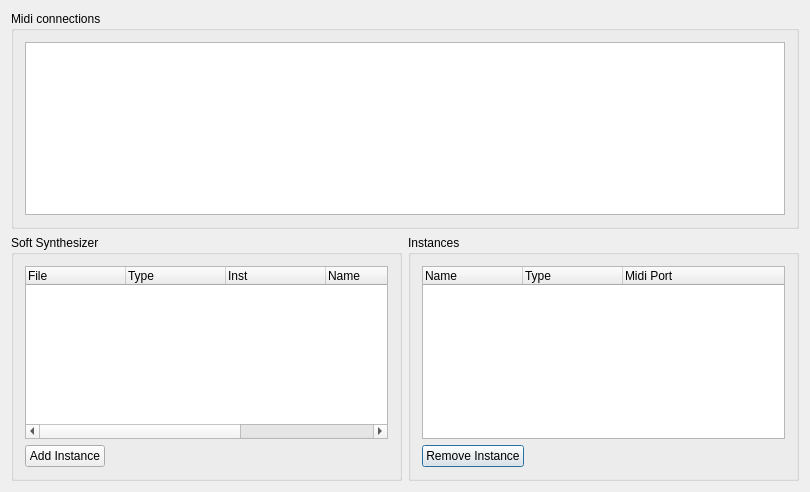
Above: muse2/muse/widgets/synthconfigbase.ui from emrum/muse before the change. Below: the same form after it.
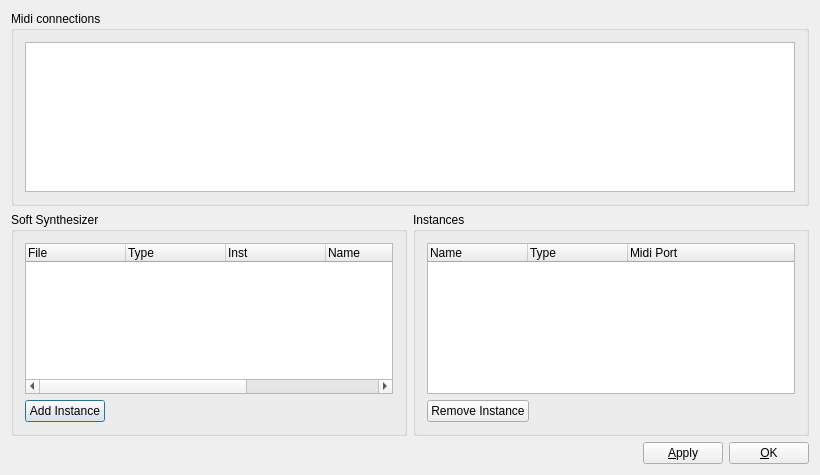
That is the form after the change.

Commit message: Improved: Midi initializations. New settings options, can be 'quiet'. Complete rewrite of initializations coding. Improved: Midi controller graphs: Control selector 'S' popup now stay-open, AND NOW with multi-coloured dots. Bonus! Pianoroll and drum edit 'Ctrl' buttons ALSO now popup this very same menu. Improved: 'Old' drum track 'drum controllers' display and operation: Fixed several problems.

The edit to the form file:
```diff
--- a/muse2/muse/widgets/synthconfigbase.ui
+++ b/muse2/muse/widgets/synthconfigbase.ui
@@ -6,72 +6,14 @@
    <rect>
     <x>0</x>
     <y>0</y>
-    <width>810</width>
-    <height>492</height>
+    <width>820</width>
+    <height>475</height>
    </rect>
   </property>
   <property name="windowTitle">
    <string>Midi Port and Soft Synth Configuration</string>
   </property>
-  <layout class="QGridLayout">
-   <item row="1" column="1">
-    <widget class="QGroupBox" name="GroupBox3">
-     <property name="title">
-      <string>Instances</string>
-     </property>
-     <layout class="QGridLayout">
-      <item row="0" column="0">
-       <widget class="QTreeWidget" name="instanceList">
-        <property name="allColumnsShowFocus">
-         <bool>true</bool>
-        </property>
-        <column>
-         <property name="text">
-          <string>Name</string>
-         </property>
-        </column>
-        <column>
-         <property name="text">
-          <string>Type</string>
-         </property>
-        </column>
-        <column>
-         <property name="text">
-          <string>Midi Port</string>
-         </property>
-        </column>
-       </widget>
-      </item>
-      <item row="1" column="0">
-       <layout class="QHBoxLayout">
-        <item>
-         <widget class="QPushButton" name="removeInstance">
-          <property name="text">
-           <string>Remove Instance</string>
-          </property>
-         </widget>
-        </item>
-        <item>
-         <spacer name="Spacer2">
-          <property name="orientation">
-           <enum>Qt::Horizontal</enum>
-          </property>
-          <property name="sizeType">
-           <enum>QSizePolicy::Expanding</enum>
-          </property>
-          <property name="sizeHint" stdset="0">
-           <size>
-            <width>113</width>
-            <height>20</height>
-           </size>
-          </property>
-         </spacer>
-        </item>
-       </layout>
-      </item>
-     </layout>
-    </widget>
-   </item>
+  <layout class="QGridLayout" name="gridLayout">
    <item row="0" column="0" colspan="2">
     <widget class="QGroupBox" name="groupBox10">
      <property name="title">
@@ -170,6 +112,95 @@
      </layout>
     </widget>
    </item>
+   <item row="1" column="1">
+    <widget class="QGroupBox" name="GroupBox3">
+     <property name="title">
+      <string>Instances</string>
+     </property>
+     <layout class="QGridLayout">
+      <item row="0" column="0">
+       <widget class="QTreeWidget" name="instanceList">
+        <property name="allColumnsShowFocus">
+         <bool>true</bool>
+        </property>
+        <column>
+         <property name="text">
+          <string>Name</string>
+         </property>
+        </column>
+        <column>
+         <property name="text">
+          <string>Type</string>
+         </property>
+        </column>
+        <column>
+         <property name="text">
+          <string>Midi Port</string>
+         </property>
+        </column>
+       </widget>
+      </item>
+      <item row="1" column="0">
+       <layout class="QHBoxLayout">
+        <item>
+         <widget class="QPushButton" name="removeInstance">
+          <property name="text">
+           <string>Remove Instance</string>
+          </property>
+         </widget>
+        </item>
+        <item>
+         <spacer name="Spacer2">
+          <property name="orientation">
+           <enum>Qt::Horizontal</enum>
+          </property>
+          <property name="sizeType">
+           <enum>QSizePolicy::Expanding</enum>
+          </property>
+          <property name="sizeHint" stdset="0">
+           <size>
+            <width>113</width>
+            <height>20</height>
+           </size>
+          </property>
+         </spacer>
+        </item>
+       </layout>
+      </item>
+     </layout>
+    </widget>
+   </item>
+   <item row="2" column="0" colspan="2">
+    <layout class="QHBoxLayout" name="horizontalLayout_2">
+     <item>
+      <spacer name="horizontalSpacer">
+       <property name="orientation">
+        <enum>Qt::Horizontal</enum>
+       </property>
+       <property name="sizeHint" stdset="0">
+        <size>
+         <width>40</width>
+         <height>20</height>
+        </size>
+       </property>
+      </spacer>
+     </item>
+     <item>
+      <widget class="QPushButton" name="applyButton">
+       <property name="text">
+        <string>&amp;Apply</string>
+       </property>
+      </widget>
+     </item>
+     <item>
+      <widget class="QPushButton" name="okButton">
+       <property name="text">
+        <string>&amp;OK</string>
+       </property>
+      </widget>
+     </item>
+    </layout>
+   </item>
   </layout>
  </widget>
  <layoutdefault spacing="6" margin="11"/>
```
The commit also changes 46 other files.
